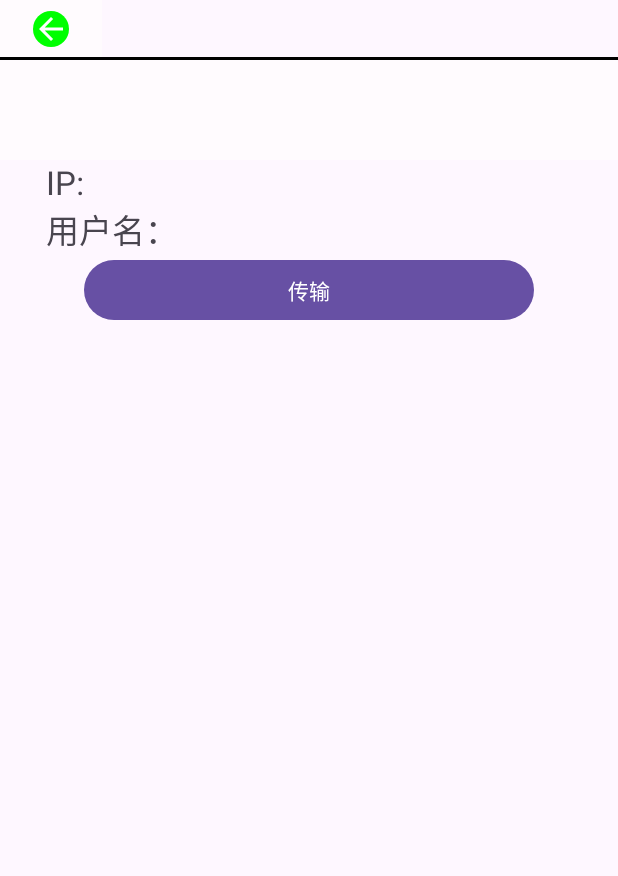
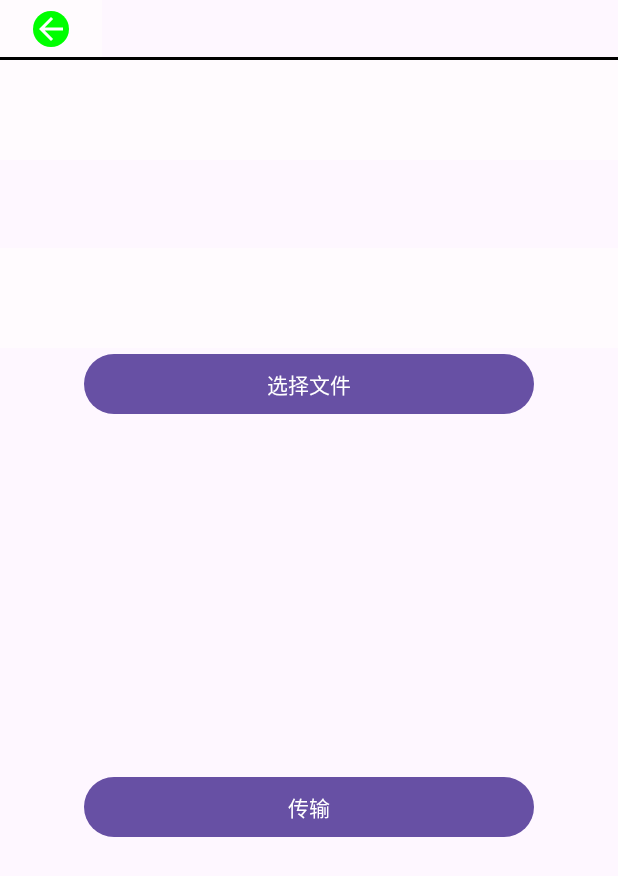
Before and after one commit to MobiConn-Group/MobiConn, an Android app: the layout activity_file_transport.xml on its own in the app's theme, with its tools: preview values and no code run, on a phone screen of 412 x 824 dp. Shown: the top 876 px of the screen. Run offline under Robolectric (Android 15) with nearby library versions, the light colour scheme and no system bars.

Commit message:
update some method

```diff
--- a/app/build.gradle
+++ b/app/build.gradle
@@ -29,7 +29,8 @@ android {
 }
 
 dependencies {
-    implementation 'com.squareup.okhttp3:okhttp:3.8.1'
+    implementation 'androidx.activity:activity-ktx:1.7.0'
+    implementation 'com.squareup.okhttp3:okhttp:3.10.0'
     implementation 'androidx.appcompat:appcompat:1.6.1'
     implementation 'com.google.android.material:material:1.10.0'
     implementation 'androidx.constraintlayout:constraintlayout:2.1.4'
--- a/app/src/main/java/com/example/easylink/transport.java
+++ b/app/src/main/java/com/example/easylink/transport.java
@@ -129,6 +129,7 @@ public class transport extends AppCompatActivity {
                     // 处理响应
                     if (response.isSuccessful()) {
                         // 响应成功
+                        assert response.body() != null;
                         String responseBody = response.body().string();
                         try {
                             JSONObject jsonObject = new JSONObject(responseBody);
@@ -152,7 +153,7 @@ public class transport extends AppCompatActivity {
 
                                         }
                                         case "album" : {
-                                            AlbumUtil.album(this, url, (Resource)getApplication());
+                                            AlbumUtil.album(url, (Resource)getApplication());
                                         }
                                         case "photo" : {
 
--- a/app/src/main/res/layout/activity_file_transport.xml
+++ b/app/src/main/res/layout/activity_file_transport.xml
@@ -23,21 +23,40 @@
         android:background="#FFFBFE" />
 
     <TextView
-        android:id="@+id/textView"
-        android:layout_width="350dp"
+        android:id="@+id/file_trans_ip"
+        android:layout_width="wrap_content"
         android:layout_height="wrap_content"
         android:layout_gravity="center"
-        android:text="IP:"
         android:textSize="22dp" />
 
     <TextView
-        android:id="@+id/textView2"
-        android:layout_width="350dp"
+        android:id="@+id/file_trans_username"
+        android:layout_width="wrap_content"
         android:layout_height="wrap_content"
         android:layout_gravity="center"
-        android:text="用户名："
         android:textSize="22dp" />
 
+
+    <View
+        android:id="@+id/view"
+        android:layout_width="match_parent"
+        android:layout_height="100px"
+        android:background="#FFFBFE" />
+
+    <Button
+        android:id="@+id/fileChooseButton"
+        android:layout_width="300dp"
+        android:layout_height="wrap_content"
+        android:layout_gravity="center"
+        android:gravity="center"
+        android:text="@string/choose_file" />
+
+    <TextView
+        android:id="@+id/file_show"
+        android:layout_width="327dp"
+        android:layout_height="234dp"
+        android:layout_gravity="center"
+        android:gravity="center"/>
 
     <Button
         android:id="@+id/fileTransButton"
--- a/app/src/main/res/layout/activity_transport.xml
+++ b/app/src/main/res/layout/activity_transport.xml
@@ -14,6 +14,7 @@
         android:id="@+id/textip"
         android:layout_width="wrap_content"
         android:layout_height="wrap_content"
+        android:layout_gravity="center"
         android:textSize="22dp" />
 
     <TextView
--- a/app/src/main/res/values/strings.xml
+++ b/app/src/main/res/values/strings.xml
@@ -7,5 +7,6 @@
     <string name="file_transport">文件传输</string>
     <string name="logout">退出登录</string>
     <string name="back">返回</string>
+    <string name="choose_file">选择文件</string>
     <string name="transport">传输</string>
 </resources>
--- a/gradle.properties
+++ b/gradle.properties
@@ -15,6 +15,7 @@ org.gradle.jvmargs=-Xmx2048m -Dfile.encoding=UTF-8
 # Android operating system, and which are packaged with your app's APK
 # https://developer.android.com/topic/libraries/support-library/androidx-rn
 android.useAndroidX=true
+android.enableJetifier=true
 # Enables namespacing of each library's R class so that its R class includes only the
 # resources declared in the library itself and none from the library's dependencies,
 # thereby reducing the size of the R class for that library
```
Also changed, not shown: app/src/main/AndroidManifest.xml (+7 -3 lines), app/src/main/java/com/example/easylink/Resource.java (+9 -0 lines), app/src/main/java/com/example/easylink/file_open.java (added, +104 -0 lines), app/src/main/java/com/example/easylink/file_transport.java (+73 -6 lines), app/src/main/java/com/example/easylink/text_transport.java (+10 -0 lines), app/src/main/java/com/example/easylink/util/AlbumUtil.java (+2 -20 lines), app/src/main/java/com/example/easylink/util/FileUtil.java (added, +54 -0 lines), app/src/main/res/layout/activity_file_open.xml (added, +9 -0 lines), app/src/main/res/layout/activity_text_transport.xml (+4 -6 lines).
